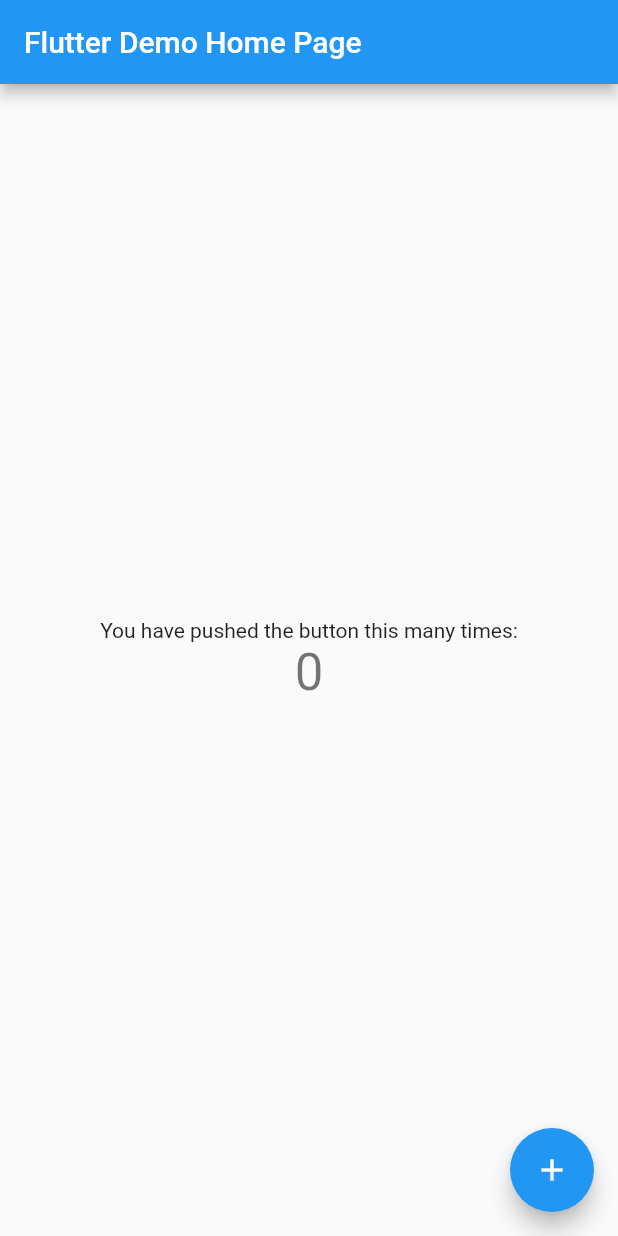
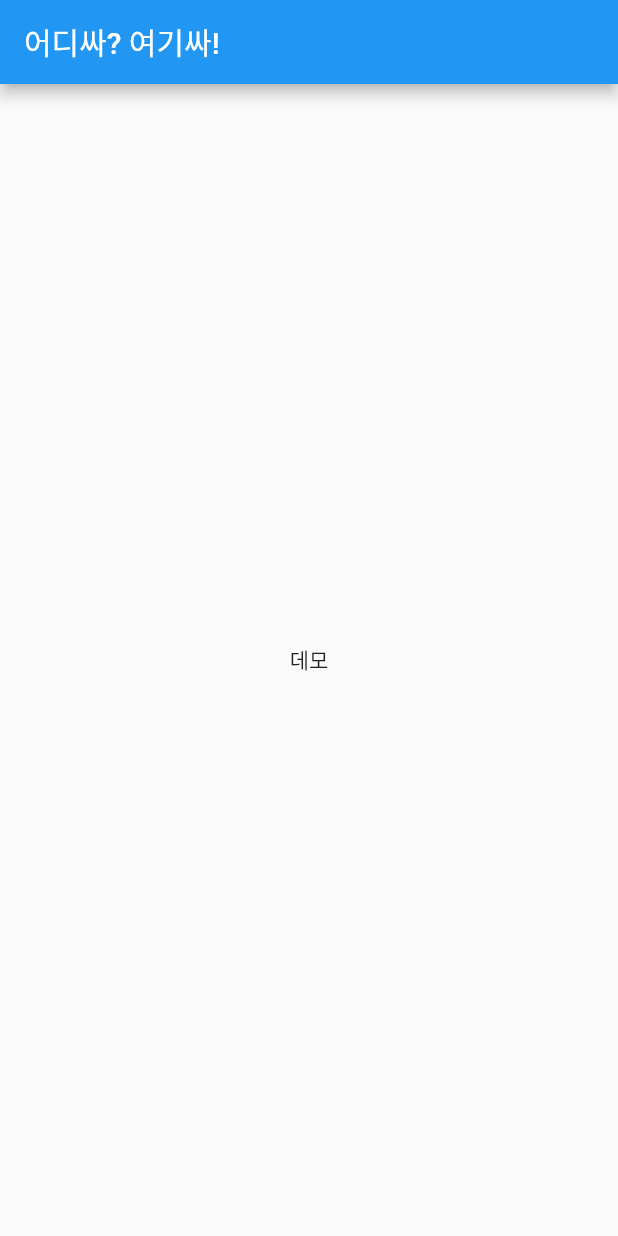
Before and after one commit to Axe-Num1/poop-here, a Flutter app: the screen it shows after launch, on a phone screen of 412 x 824 dp. Run offline on Flutter 3.47's test engine with Material 2 defaults, Android fonts, the phone set to English and light mode, and no system bars.

Commit message:
modify: modified to show demo page with button

```diff
--- a/poop_here/lib/main.dart
+++ b/poop_here/lib/main.dart
@@ -1,4 +1,7 @@
 import 'package:flutter/material.dart';
+import 'package:poop_here/network/network_manager.dart';
+import 'package:poop_here/network/network_manager_dummy.dart';
+import 'package:poop_here/pages/sample_page.dart';
 
 void main() => runApp(MyApp());
 
@@ -8,32 +11,26 @@ class MyApp extends StatelessWidget {
     return MaterialApp(
       //
       //
-      title: 'Flutter Demo',
+      title: '어디싸? 여기싸!',
       theme: ThemeData(
         primarySwatch: Colors.blue,
       ),
-      home: MyHomePage(title: 'Flutter Demo Home Page'),
+      home: MyHomePage(title: '어디싸? 여기싸!', networkManager: NetworkManagerDummy(),),
     );
   }
 }
 
 class MyHomePage extends StatefulWidget {
-  MyHomePage({Key key, this.title}) : super(key: key);
   final String title;
+  final NetworkManager networkManager;
+
+  MyHomePage({Key key, this.title, this.networkManager}) : super(key: key);
 
   @override
   _MyHomePageState createState() => _MyHomePageState();
 }
 
 class _MyHomePageState extends State<MyHomePage> {
-  int _counter = 0;
-
-  void _incrementCounter() {
-    setState(() {
-      _counter--;
-    });
-  }
-
   @override
   Widget build(BuildContext context) {
     return Scaffold(
@@ -41,23 +38,27 @@ class _MyHomePageState extends State<MyHomePage> {
         title: Text(widget.title),
       ),
       body: Center(
-        child: Column(
-          mainAxisAlignment: MainAxisAlignment.center,
-          children: <Widget>[
-            Text(
-              'You have pushed the button this many times:',
-            ),
-            Text(
-              '$_counter',
-              style: Theme.of(context).textTheme.display1,
-            ),
-          ],
+        child: FlatButton(
+          child: Text('데모'),
+          // 2. async 키워드는 await 키워드를 사용하기 위해 사용된다.
+          onPressed: () async {
+            // 1. await 키워드는 getRestRoomById가 돌려주는 Future가 값이 정말 들어올 때 까지 잠시 기다린다.
+            // 이 키워드를 없애면 Future에 감싸진 데이터가 돌려와진다.
+            var response = await widget.networkManager.getRestRoomById(1);
+
+            // debugPrint 함수로 디버깅을 할 수 있다.
+            debugPrint(response.data.name);
+
+            // 만약 response 가 널이 아니고, status(상태코드)가 200(정상)이면,
+            if (response != null && response.status == 200) {
+              // 아래와 같이 페이지를 전환할 수 있다.
+              Navigator.push(
+                context,
+                MaterialPageRoute(builder: (context) => SamplePage(restRoom: response.data,)),
+              );
+            }
+          },
         ),
-      ),
-      floatingActionButton: FloatingActionButton(
-        onPressed: _incrementCounter,
-        tooltip: 'Increment',
-        child: Icon(Icons.add),
       ),
     );
   }
```
